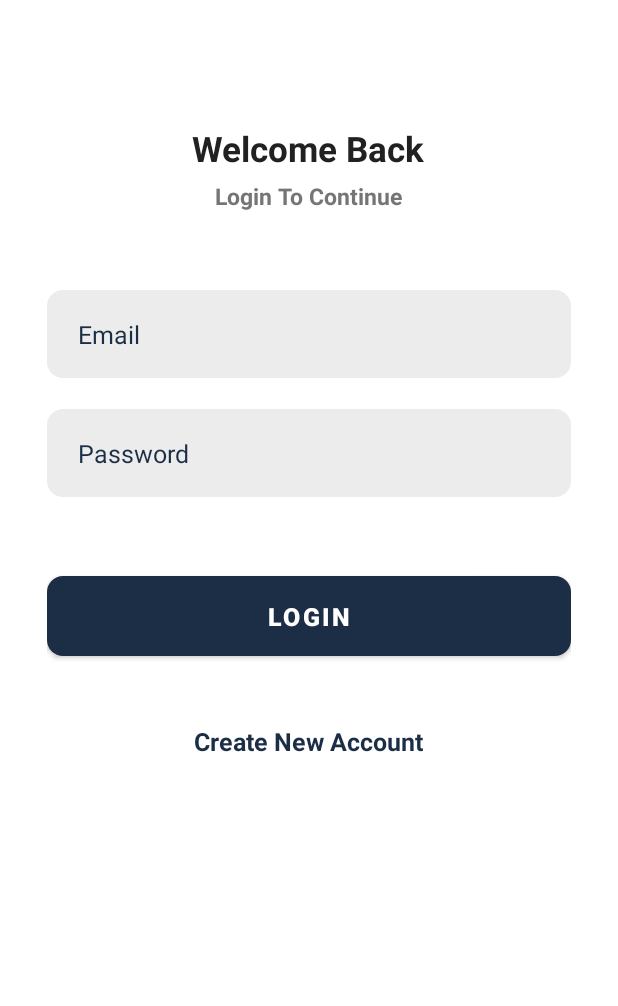
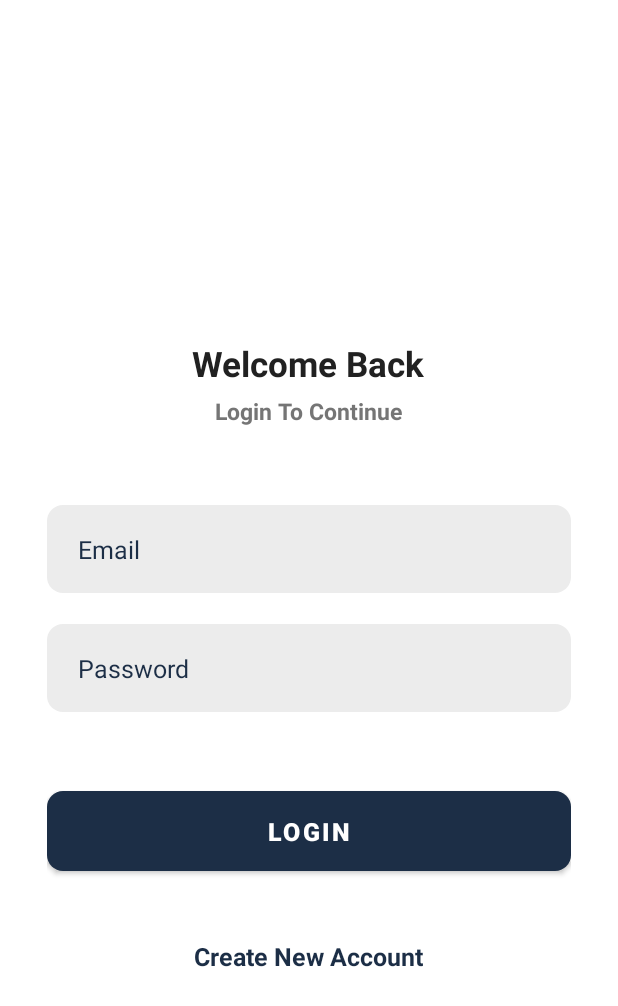
Before and after one commit to 2002abhai/chat_app, an Android app: the screen it shows after launch (LoginActivity), on a phone screen of 412 x 824 dp. Shown: the top 1006 px of the screen. Run offline under Robolectric (Android 15) with nearby library versions, the phone set to English and light mode, and no system bars; our stand-ins replace Firebase (no records; nobody signed in at launch, a user with empty details on screens opened directly), sdp/ssp sizes.

Commit message:
some changes in home screen

```diff
--- a/app/src/main/java/com/example/chat_app/MainActivity.java
+++ b/app/src/main/java/com/example/chat_app/MainActivity.java
@@ -34,7 +34,7 @@ public class MainActivity extends AppCompatActivity {
     }
 
     private void setListeners(){
-        binding.imageProfile.setOnClickListener(v -> signOut());
+        binding.imageSignOut.setOnClickListener(v -> signOut());
         binding.febNewChat.setOnClickListener(v ->
                 startActivity(new Intent(getApplicationContext(),UserActivity.class)));
     }
--- a/app/src/main/java/com/example/chat_app/UserActivity.java
+++ b/app/src/main/java/com/example/chat_app/UserActivity.java
@@ -25,6 +25,7 @@ public class UserActivity extends AppCompatActivity {
         setContentView(binding.getRoot());
         preferencemanager = new Preferencemanager(getApplicationContext());
         setListeners();
+        getUser();
     }
 
     private void setListeners(){
--- a/app/src/main/java/com/example/chat_app/UserAdapter.java
+++ b/app/src/main/java/com/example/chat_app/UserAdapter.java
@@ -53,7 +53,7 @@ public class UserAdapter extends RecyclerView.Adapter<UserAdapter.UserViewHolder
 
         }
 
-        void  setUserData(UserModel user){
+        void setUserData(UserModel user){
             binding.textName.setText(user.name);
             binding.textEmail.setText(user.email);
             binding.imageProfile.setImageBitmap(getUserImage(user.image));
--- a/app/src/main/res/layout/activity_login.xml
+++ b/app/src/main/res/layout/activity_login.xml
@@ -7,6 +7,7 @@
     android:scrollbars="none"
     android:background="@color/white"
     android:clipToPadding="false"
+    android:layout_gravity="center"
     android:overScrollMode="never"
     android:padding="@dimen/_24sdp"
     tools:context=".LoginActivity">
@@ -15,6 +16,7 @@
         android:layout_width="match_parent"
         android:layout_height="wrap_content"
         android:gravity="center"
+        android:layout_gravity="center"
         android:orientation="vertical">
 
         <TextView
```
